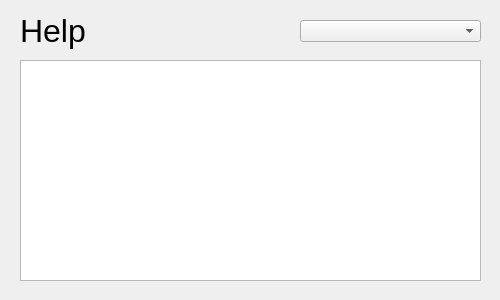
brianclinkenbeard/pamphlet, file src/dialoghelp.ui: the form before one commit.
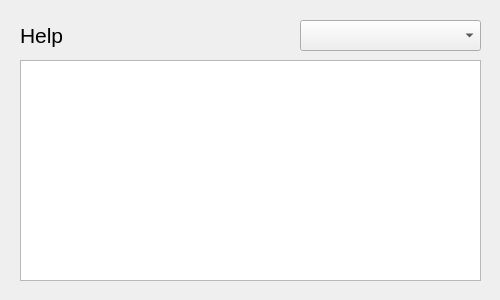
The form after the commit.

The edit to the form file:
```diff
--- a/src/dialoghelp.ui
+++ b/src/dialoghelp.ui
@@ -29,7 +29,7 @@
      <x>300</x>
      <y>20</y>
      <width>181</width>
-     <height>22</height>
+     <height>31</height>
     </rect>
    </property>
    <item>
@@ -52,14 +52,14 @@
    <property name="geometry">
     <rect>
      <x>20</x>
-     <y>10</y>
+     <y>20</y>
      <width>211</width>
-     <height>41</height>
+     <height>31</height>
     </rect>
    </property>
    <property name="font">
     <font>
-     <pointsize>24</pointsize>
+     <pointsize>16</pointsize>
     </font>
    </property>
    <property name="text">
```
